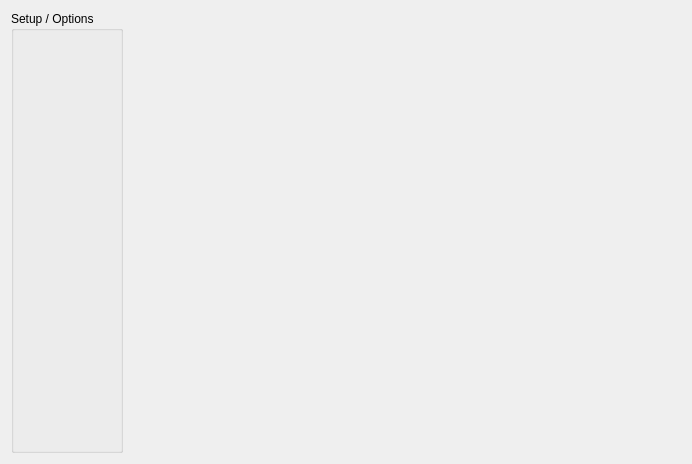
First picture: the form in src/gui/modulecontrolwidget.ui, repository disorderedmaterials/dissolve, before the edit.
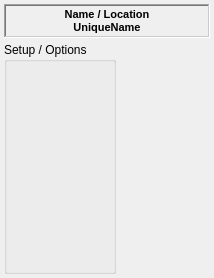
Second picture: the form after the edit.

```diff
--- a/src/gui/modulecontrolwidget.ui
+++ b/src/gui/modulecontrolwidget.ui
@@ -6,35 +6,161 @@
    <rect>
     <x>0</x>
     <y>0</y>
-    <width>692</width>
-    <height>464</height>
+    <width>214</width>
+    <height>278</height>
    </rect>
   </property>
+  <property name="font">
+   <font>
+    <pointsize>9</pointsize>
+   </font>
+  </property>
   <property name="windowTitle">
    <string>Form</string>
   </property>
-  <layout class="QHBoxLayout" name="horizontalLayout">
+  <layout class="QVBoxLayout" name="verticalLayout_2">
+   <property name="spacing">
+    <number>4</number>
+   </property>
+   <property name="leftMargin">
+    <number>4</number>
+   </property>
+   <property name="topMargin">
+    <number>4</number>
+   </property>
+   <property name="rightMargin">
+    <number>4</number>
+   </property>
+   <property name="bottomMargin">
+    <number>4</number>
+   </property>
    <item>
-    <widget class="QGroupBox" name="OptionsGroup">
+    <widget class="QFrame" name="frame">
      <property name="sizePolicy">
-      <sizepolicy hsizetype="Minimum" vsizetype="Expanding">
+      <sizepolicy hsizetype="Expanding" vsizetype="Minimum">
        <horstretch>0</horstretch>
        <verstretch>0</verstretch>
       </sizepolicy>
      </property>
-     <property name="title">
-      <string>Setup / Options</string>
+     <property name="frameShape">
+      <enum>QFrame::WinPanel</enum>
      </property>
+     <property name="frameShadow">
+      <enum>QFrame::Sunken</enum>
+     </property>
+     <property name="lineWidth">
+      <number>1</number>
+     </property>
+     <property name="midLineWidth">
+      <number>0</number>
+     </property>
+     <layout class="QVBoxLayout" name="verticalLayout">
+      <property name="spacing">
+       <number>0</number>
+      </property>
+      <property name="leftMargin">
+       <number>2</number>
+      </property>
+      <property name="topMargin">
+       <number>2</number>
+      </property>
+      <property name="rightMargin">
+       <number>2</number>
+      </property>
+      <property name="bottomMargin">
+       <number>2</number>
+      </property>
+      <item>
+       <widget class="QLabel" name="TopLabel">
+        <property name="sizePolicy">
+         <sizepolicy hsizetype="Expanding" vsizetype="Expanding">
+          <horstretch>0</horstretch>
+          <verstretch>0</verstretch>
+         </sizepolicy>
+        </property>
+        <property name="font">
+         <font>
+          <pointsize>8</pointsize>
+          <weight>75</weight>
+          <bold>true</bold>
+         </font>
+        </property>
+        <property name="text">
+         <string>Name / Location</string>
+        </property>
+        <property name="alignment">
+         <set>Qt::AlignCenter</set>
+        </property>
+       </widget>
+      </item>
+      <item>
+       <widget class="QLabel" name="BottomLabel">
+        <property name="font">
+         <font>
+          <pointsize>8</pointsize>
+          <weight>75</weight>
+          <bold>true</bold>
+         </font>
+        </property>
+        <property name="text">
+         <string>UniqueName</string>
+        </property>
+        <property name="alignment">
+         <set>Qt::AlignCenter</set>
+        </property>
+       </widget>
+      </item>
+     </layout>
     </widget>
    </item>
    <item>
-    <widget class="QWidget" name="ControlsWidget" native="true">
+    <widget class="QWidget" name="MainWidget" native="true">
      <property name="sizePolicy">
       <sizepolicy hsizetype="Expanding" vsizetype="Expanding">
        <horstretch>0</horstretch>
-       <verstretch>0</verstretch>
+       <verstretch>99</verstretch>
       </sizepolicy>
      </property>
+     <layout class="QHBoxLayout" name="horizontalLayout">
+      <property name="spacing">
+       <number>4</number>
+      </property>
+      <property name="leftMargin">
+       <number>0</number>
+      </property>
+      <property name="topMargin">
+       <number>0</number>
+      </property>
+      <property name="rightMargin">
+       <number>0</number>
+      </property>
+      <property name="bottomMargin">
+       <number>0</number>
+      </property>
+      <item>
+       <widget class="QGroupBox" name="OptionsGroup">
+        <property name="sizePolicy">
+         <sizepolicy hsizetype="Minimum" vsizetype="Expanding">
+          <horstretch>0</horstretch>
+          <verstretch>0</verstretch>
+         </sizepolicy>
+        </property>
+        <property name="title">
+         <string>Setup / Options</string>
+        </property>
+       </widget>
+      </item>
+      <item>
+       <widget class="QWidget" name="ControlsWidget" native="true">
+        <property name="sizePolicy">
+         <sizepolicy hsizetype="Expanding" vsizetype="Expanding">
+          <horstretch>0</horstretch>
+          <verstretch>0</verstretch>
+         </sizepolicy>
+        </property>
+       </widget>
+      </item>
+     </layout>
     </widget>
    </item>
   </layout>
```
